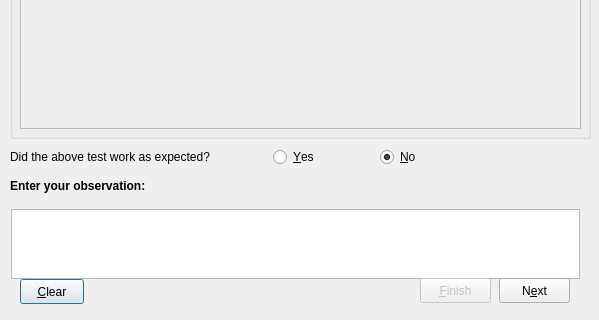
pars-linux/uludag, file playground/gsoc/testing-framework/src/testcases/ui/main.ui: the form before one commit; both pictures show x 0 to 599 and y 322 to 642 of the 599 by 642 pixel window.
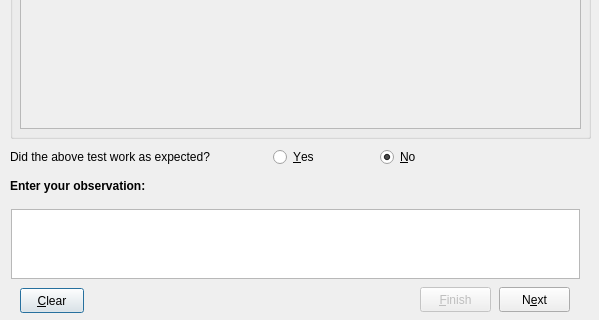
The form after the commit.

The edit to the form file:
```diff
--- a/playground/gsoc/testing-framework/src/testcases/ui/main.ui
+++ b/playground/gsoc/testing-framework/src/testcases/ui/main.ui
@@ -232,7 +232,7 @@
    <property name="geometry">
     <rect>
      <x>20</x>
-     <y>601</y>
+     <y>610</y>
      <width>64</width>
      <height>25</height>
     </rect>
@@ -245,7 +245,7 @@
    <property name="geometry">
     <rect>
      <x>499</x>
-     <y>600</y>
+     <y>609</y>
      <width>71</width>
      <height>25</height>
     </rect>
@@ -261,7 +261,7 @@
    <property name="geometry">
     <rect>
      <x>420</x>
-     <y>600</y>
+     <y>609</y>
      <width>71</width>
      <height>25</height>
     </rect>
```
